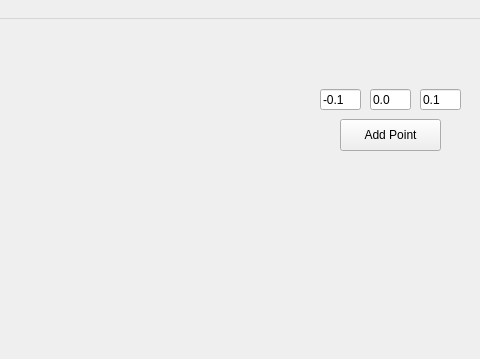
Old version of the form mainwindow.ui in the repository kormang/QtCGAL3DViewerExample; both pictures show x 320 to 800 and y 0 to 359 of the 800 by 600 pixel window.
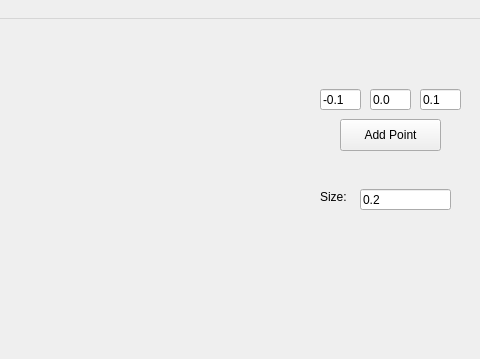
New version of the form. Custom widgets are drawn as their Qt base class.

```diff
--- a/mainwindow.ui
+++ b/mainwindow.ui
@@ -76,6 +76,32 @@
      <string>0.1</string>
     </property>
    </widget>
+   <widget class="QLineEdit" name="leParam">
+    <property name="geometry">
+     <rect>
+      <x>680</x>
+      <y>170</y>
+      <width>91</width>
+      <height>21</height>
+     </rect>
+    </property>
+    <property name="text">
+     <string>0.2</string>
+    </property>
+   </widget>
+   <widget class="QLabel" name="label">
+    <property name="geometry">
+     <rect>
+      <x>640</x>
+      <y>170</y>
+      <width>60</width>
+      <height>16</height>
+     </rect>
+    </property>
+    <property name="text">
+     <string>Size:</string>
+    </property>
+   </widget>
   </widget>
   <widget class="QMenuBar" name="menubar">
    <property name="geometry">
```
Left out of the diff: 8 changed lines with no effect on the pictures.
